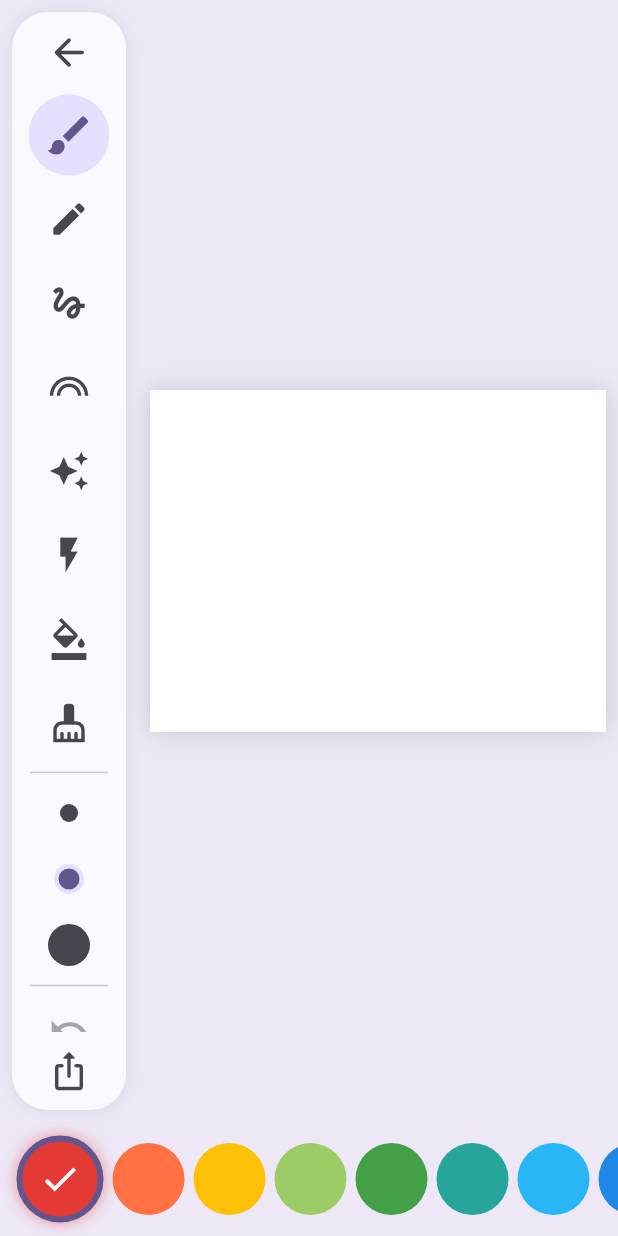
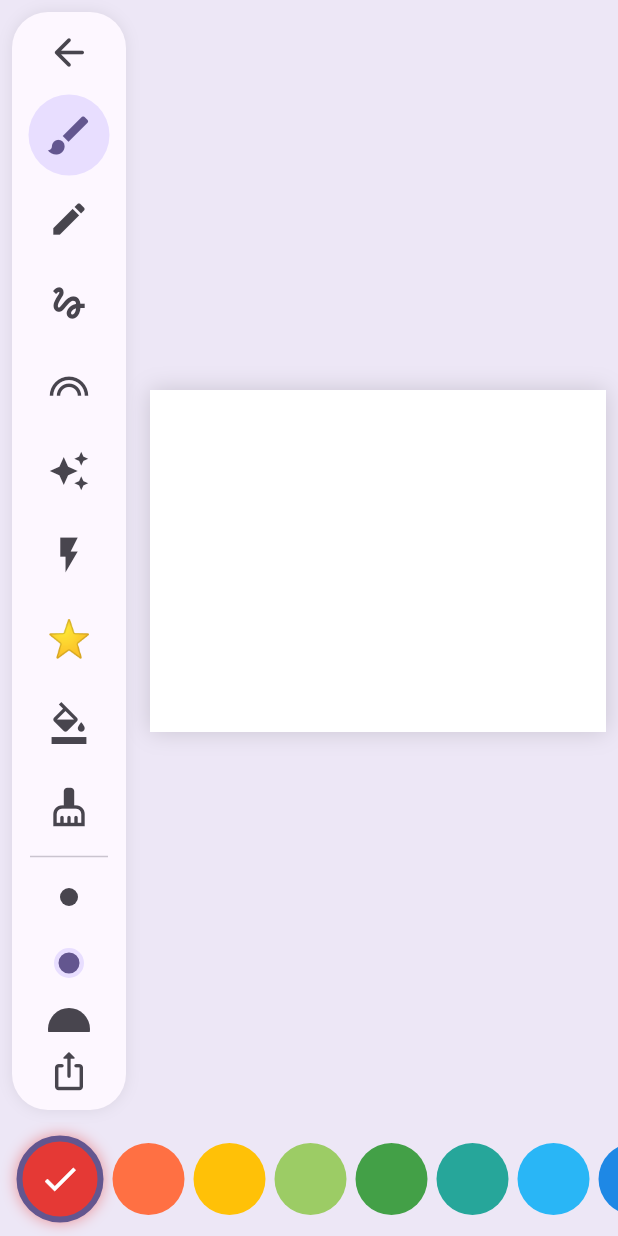
Before and after one commit to rbatmaz69/PixiePaint, a Flutter app: the screen it shows after launch, after a tap on "✏️", on a phone screen of 412 x 824 dp. Run offline on Flutter 3.47's test engine with Material 3 defaults, Android fonts, the phone set to English and light mode, and no system bars; our stand-ins replace flutter_svg, share_plus.

Commit message:
Sticker-Werkzeug: 20 Emoji-Stempel mit Live-Vorschau
Co-Authored-By: Claude Fable 5 <noreply@anthropic.com>

```diff
--- a/lib/canvas/canvas_painter.dart
+++ b/lib/canvas/canvas_painter.dart
@@ -1,5 +1,6 @@
 import 'package:flutter/material.dart';
 
+import '../models/stamp.dart';
 import '../models/tool.dart';
 import 'canvas_controller.dart';
 import 'stroke_renderer.dart';
@@ -24,6 +25,12 @@ class CanvasPainter extends CustomPainter {
     if (stroke != null) StrokeRenderer.draw(canvas, stroke);
     if (erasing) canvas.restore();
 
+    final pendingStamp = controller.pendingStampPos;
+    if (pendingStamp != null) {
+      StrokeRenderer.drawStamp(canvas, controller.stampEmoji, pendingStamp,
+          kStampSizes[controller.sizeIndex]);
+    }
+
     final lineArt = controller.lineArt;
     if (lineArt != null) {
       canvas.drawImage(lineArt, Offset.zero, Paint());
--- /dev/null
+++ b/lib/models/stamp.dart
@@ -0,0 +1,9 @@
+/// Emoji stamp motifs — zero-asset, colorful, scale to any size via
+/// TextPainter. If a device renders one monochrome, just swap it out here.
+const List<String> kStamps = [
+  '⭐', '🌟', '✨', '❤️', '💖', '🌈', '🦄', '🐶', '🐱', '🐰',
+  '🦋', '🐞', '🐢', '🌸', '🌻', '🍄', '🍎', '⚽', '🎈', '👑',
+];
+
+/// Stamp sizes in canvas px, indexed by the shared sizeIndex (S/M/L).
+const List<double> kStampSizes = [140, 220, 340];
--- a/lib/models/tool.dart
+++ b/lib/models/tool.dart
@@ -1,4 +1,4 @@
-enum ToolKind { brush, marker, crayon, rainbow, glitter, neon, eraser, fill }
+enum ToolKind { brush, marker, crayon, rainbow, glitter, neon, eraser, fill, stamp }
 
 /// Base stroke widths in canvas units (canvas is 2048 px wide).
 const List<double> kBrushSizes = [14, 28, 56];
--- a/lib/widgets/tool_bar.dart
+++ b/lib/widgets/tool_bar.dart
@@ -2,6 +2,7 @@ import 'package:flutter/material.dart';
 
 import '../canvas/canvas_controller.dart';
 import '../models/tool.dart';
+import 'stamp_picker.dart';
 
 class ToolBarRail extends StatelessWidget {
   const ToolBarRail({super.key, required this.controller, this.showFill = true});
@@ -53,6 +54,12 @@ class ToolBarRail extends StatelessWidget {
                 label: 'Neon',
                 selected: controller.tool == ToolKind.neon,
                 onTap: () => controller.selectTool(ToolKind.neon),
+              ),
+              _ToolButton(
+                label: 'Sticker',
+                emoji: controller.stampEmoji,
+                selected: controller.tool == ToolKind.stamp,
+                onTap: () => showStampPicker(context, controller),
               ),
               if (showFill)
                 _ToolButton(
@@ -121,13 +128,15 @@ class ToolBarRail extends StatelessWidget {
 
 class _ToolButton extends StatelessWidget {
   const _ToolButton({
-    required this.icon,
+    this.icon,
+    this.emoji,
     required this.label,
     required this.selected,
     required this.onTap,
-  });
+  }) : assert(icon != null || emoji != null);
 
-  final IconData icon;
+  final IconData? icon;
+  final String? emoji;
   final String label;
   final bool selected;
   final VoidCallback onTap;
@@ -148,11 +157,18 @@ class _ToolButton extends StatelessWidget {
             child: SizedBox(
               width: 54,
               height: 54,
-              child: Icon(
-                icon,
-                size: selected ? 34 : 28,
-                color: selected ? scheme.primary : scheme.onSurfaceVariant,
-              ),
+              child: emoji != null
+                  ? Center(
+                      child: Text(emoji!,
+                          style:
+                              TextStyle(fontSize: selected ? 30 : 24)),
+                    )
+                  : Icon(
+                      icon,
+                      size: selected ? 34 : 28,
+                      color:
+                          selected ? scheme.primary : scheme.onSurfaceVariant,
+                    ),
             ),
           ),
         ),
```
Also changed, not shown: lib/canvas/canvas_controller.dart (+72 -2 lines), lib/canvas/stroke_renderer.dart (+17 -3 lines), lib/widgets/stamp_picker.dart (added, +46 -0 lines).
